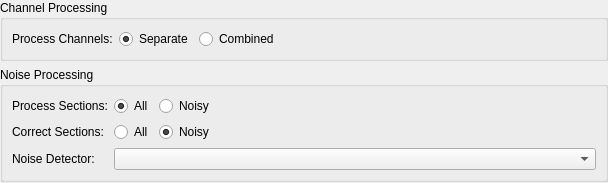
Qt form code/interface/vicomposedwidgets/forms/vicorrectionwidget/vigeneralcorrectionwidget.ui (visore/Visore) before a commit.
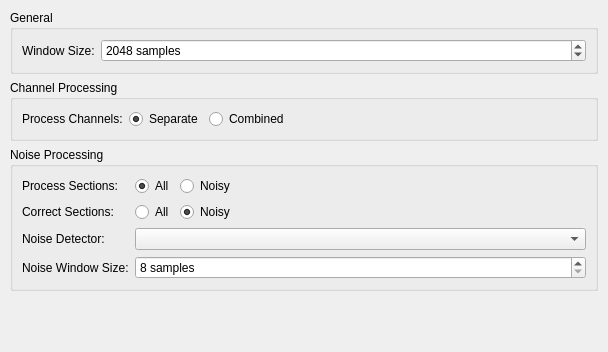
The same form after that commit. Custom widgets are drawn as their Qt base class.

Commit message: Processor and noise detector window size added to the interface.

Diff of the .ui file:
```diff
--- a/code/interface/vicomposedwidgets/forms/vicorrectionwidget/vigeneralcorrectionwidget.ui
+++ b/code/interface/vicomposedwidgets/forms/vicorrectionwidget/vigeneralcorrectionwidget.ui
@@ -7,7 +7,7 @@
     <x>0</x>
     <y>0</y>
     <width>608</width>
-    <height>183</height>
+    <height>352</height>
    </rect>
   </property>
   <property name="maximumSize">
@@ -21,18 +21,18 @@
   </property>
   <layout class="QFormLayout" name="formLayout">
    <property name="leftMargin">
-    <number>0</number>
+    <number>10</number>
    </property>
    <property name="topMargin">
-    <number>0</number>
+    <number>10</number>
    </property>
    <property name="rightMargin">
-    <number>0</number>
+    <number>10</number>
    </property>
    <property name="bottomMargin">
-    <number>0</number>
+    <number>10</number>
    </property>
-   <item row="1" column="0" colspan="2">
+   <item row="2" column="0" colspan="2">
     <widget class="QGroupBox" name="groupBox_2">
      <property name="title">
       <string>Noise Processing</string>
@@ -158,10 +158,33 @@
       <item row="2" column="1" colspan="2">
        <widget class="QComboBox" name="detectorComboBox"/>
       </item>
+      <item row="3" column="0">
+       <widget class="QLabel" name="label_5">
+        <property name="text">
+         <string>Noise Window Size:</string>
+        </property>
+       </widget>
+      </item>
+      <item row="3" column="1" colspan="2">
+       <widget class="ViPowerSpinBox" name="noiseSpinBox">
+        <property name="suffix">
+         <string> samples</string>
+        </property>
+        <property name="minimum">
+         <number>8</number>
+        </property>
+        <property name="maximum">
+         <number>16384</number>
+        </property>
+        <property name="value">
+         <number>8</number>
+        </property>
+       </widget>
+      </item>
      </layout>
     </widget>
    </item>
-   <item row="0" column="0" colspan="2">
+   <item row="1" column="0" colspan="2">
     <widget class="QGroupBox" name="groupBox">
      <property name="title">
       <string>Channel Processing</string>
@@ -207,8 +230,47 @@
      </layout>
     </widget>
    </item>
+   <item row="0" column="0" colspan="2">
+    <widget class="QGroupBox" name="groupBox_3">
+     <property name="title">
+      <string>General</string>
+     </property>
+     <layout class="QFormLayout" name="formLayout_2">
+      <item row="0" column="0">
+       <widget class="QLabel" name="label_4">
+        <property name="text">
+         <string>Window Size:</string>
+        </property>
+       </widget>
+      </item>
+      <item row="0" column="1">
+       <widget class="ViPowerSpinBox" name="sizeSpinBox">
+        <property name="suffix">
+         <string> samples</string>
+        </property>
+        <property name="minimum">
+         <number>8</number>
+        </property>
+        <property name="maximum">
+         <number>16384</number>
+        </property>
+        <property name="value">
+         <number>2048</number>
+        </property>
+       </widget>
+      </item>
+     </layout>
+    </widget>
+   </item>
   </layout>
  </widget>
+ <customwidgets>
+  <customwidget>
+   <class>ViPowerSpinBox</class>
+   <extends>QSpinBox</extends>
+   <header>vipowerspinbox.h</header>
+  </customwidget>
+ </customwidgets>
  <resources/>
  <connections/>
 </ui>
```
The commit also changes 8 other files.
